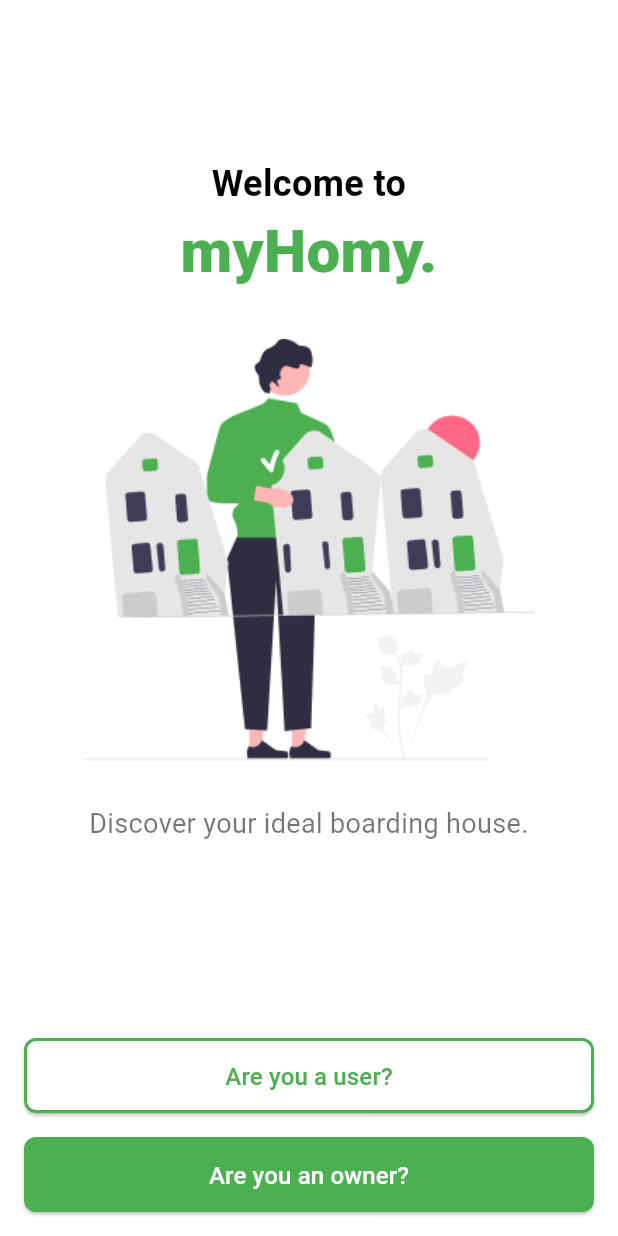
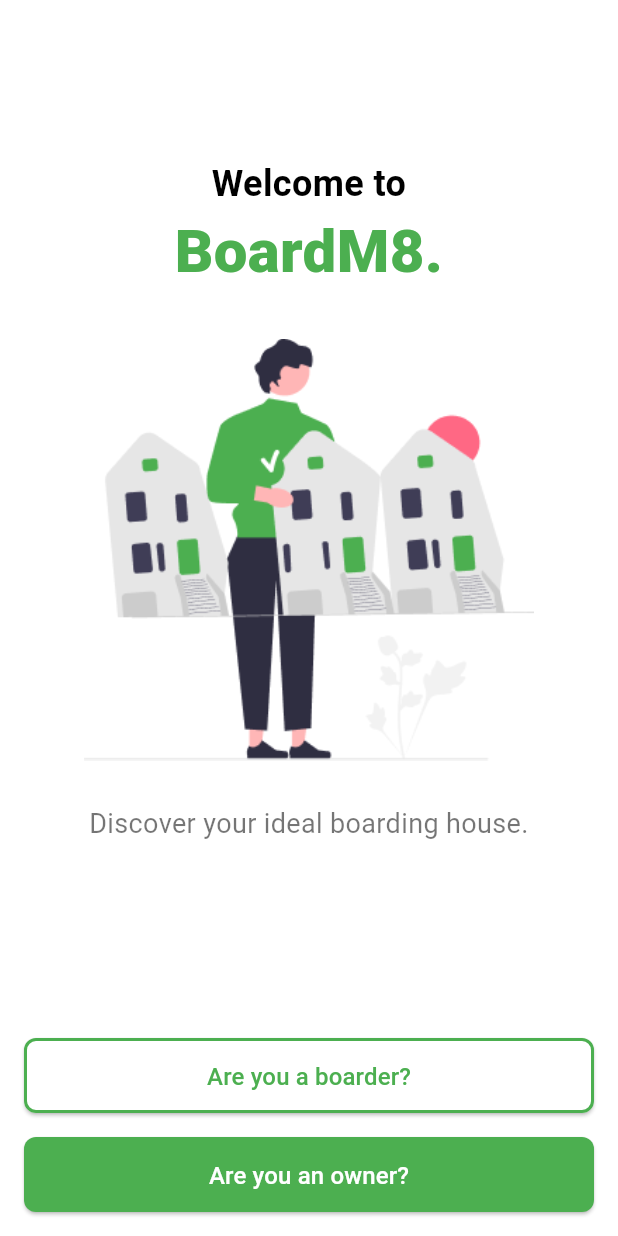
Before and after one commit to WinterMel/trytest2, a Flutter app: the screen it shows after launch, on a phone screen of 412 x 824 dp. Run offline on Flutter 3.47's test engine with Material 3 defaults, Android fonts, the phone set to English and light mode, and no system bars.

Commit message:
Changed App Name

```diff
--- a/lib/features/role_selection_page.dart
+++ b/lib/features/role_selection_page.dart
@@ -34,7 +34,7 @@ class _RoleSelectionPageState extends State<RoleSelectionPage> {
                         textAlign: TextAlign.center,
                       ),
                       const Text(
-                        'myHomy.',
+                        'BoardM8.',
                         style: TextStyle(
                           fontSize: 40,
                           fontWeight: FontWeight.w900,
@@ -96,7 +96,7 @@ class _RoleSelectionPageState extends State<RoleSelectionPage> {
                             // Logic to identify type of user for boarder
                           },
                           child: const Text(
-                            'Are you a user?',
+                            'Are you a boarder?',
                             style: TextStyle(fontSize: 16, color: Colors.green),
                           ),
                         ),
```
Also changed, not shown: 1 other file.
